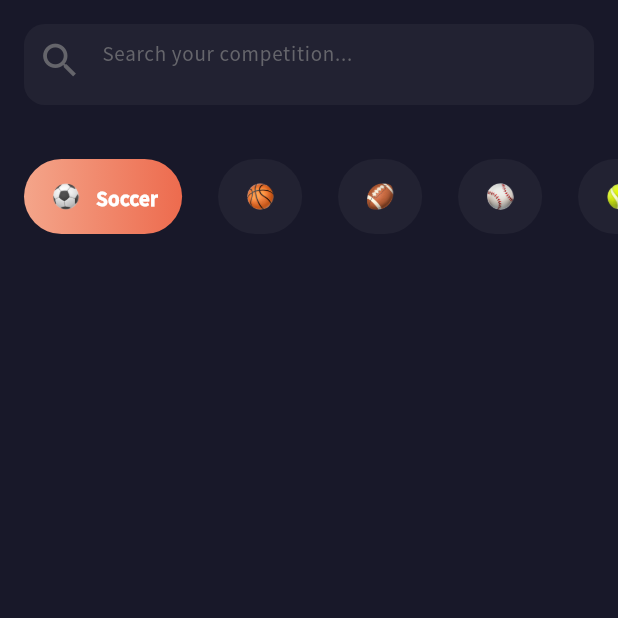
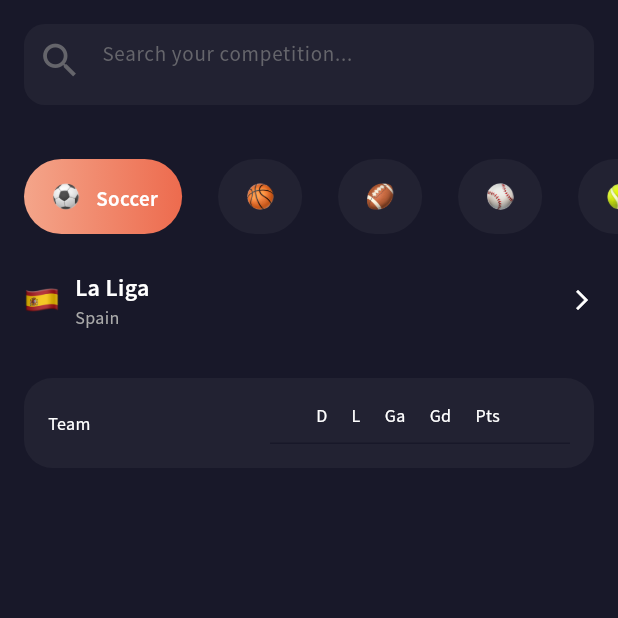
Before and after one commit to nameisjayant/oneScreenFlutter, a Flutter app: the screen it shows after launch, on a phone screen of 412 x 824 dp, the top half of it. Run offline on Flutter 3.47's test engine with Material 3 defaults, Android fonts, the phone set to English and light mode, and no system bars; our stand-ins replace flutter_svg.

Commit message:
feat(ui): stats added

```diff
--- a/lib/features/screens/match_score_app.dart
+++ b/lib/features/screens/match_score_app.dart
@@ -34,6 +34,7 @@
     SportModal(id: 5, title: 'Cricket', icon: ImagePath.cricket)
   ];
   int selectedIndex = 0;
+  final List<String> stats = ['D', 'L', 'Ga', 'Gd', 'Pts'];
 
   @override
   Widget build(BuildContext context) {
@@ -47,7 +48,11 @@
               setState(() {
                 selectedIndex = val;
               });
-            })
+            }),
+        spacerHeight(height: 24),
+        header(flag: ImagePath.spainFlag, title: 'La Liga', country: 'Spain'),
+        spacerHeight(height: 16),
+        statsSection()
       ],
     );
   }
@@ -101,7 +106,6 @@
     );
   }
 
-
   // sport selection Row
   Widget selectionRow(
       {required String title,
@@ -110,7 +114,7 @@
       required bool selected,
       required Function(int) onValueUpdate}) {
     return Padding(
-      padding: const EdgeInsets.only(right: 8.0,left: 16),
+      padding: const EdgeInsets.only(right: 8.0, left: 16),
       child: InkWell(
         onTap: () {
           onValueUpdate(index);
@@ -119,9 +123,6 @@
         splashColor: Colors.transparent,
         child: Container(
           decoration: BoxDecoration(
-              color: selected
-                  ? AppColors.matchTextField
-                  : AppColors.matchTextField,
               gradient: selected
                   ? const LinearGradient(colors: [
                       AppColors.matchLightOrange,
@@ -149,7 +150,7 @@
                       style: const TextStyle(
                           color: Colors.white,
                           fontSize: 14,
-                          fontWeight: FontWeight.w900,
+                          fontWeight: FontWeight.w700,
                           fontFamily: 'SourceSansPro'),
                     ),
                   )
@@ -158,6 +159,116 @@
           ),
         ),
       ),
+    );
+  }
+
+  Widget header(
+      {required String flag, required String title, required String country}) {
+    return Padding(
+      padding: const EdgeInsets.symmetric(horizontal: 16.0),
+      child: Row(
+        children: [
+          Row(
+            children: [
+              Image.asset(
+                flag,
+                height: 24,
+                width: 24,
+              ),
+              spacerWidth(),
+              Column(
+                crossAxisAlignment: CrossAxisAlignment.start,
+                children: [
+                  Text(
+                    title,
+                    style: const TextStyle(
+                        color: Colors.white,
+                        fontSize: 16,
+                        fontWeight: FontWeight.w700,
+                        fontFamily: 'SourceSansPro'),
+                  ),
+                  Text(
+                    country,
+                    style: const TextStyle(
+                        color: AppColors.matchGray,
+                        fontSize: 12,
+                        fontWeight: FontWeight.normal,
+                        fontFamily: 'SourceSansPro'),
+                  )
+                ],
+              )
+            ],
+          ),
+          const Spacer(),
+          const Icon(
+            Icons.arrow_forward_ios,
+            color: Colors.white,
+            size: 16,
+          )
+        ],
+      ),
+    );
+  }
+
+  // Stats Section
+  Widget statsSection(){
+   return Padding(
+     padding: const EdgeInsets.all(16.0),
+     child: Container(
+        decoration: BoxDecoration(
+          color: AppColors.matchTextField,
+          borderRadius: BorderRadius.circular(19)
+        ),
+       child: Padding(
+         padding: const EdgeInsets.all(16),
+         child: statsRow(),
+       ),
+      ),
+   );
+  }
+
+
+  // stats row
+  Widget statsRow() {
+    return Row(
+      mainAxisAlignment: MainAxisAlignment.center,
+      children: [
+        const Text(
+          "Team",
+          style: TextStyle(
+              color: Colors.white,
+              fontSize: 12,
+              fontWeight: FontWeight.normal,
+              fontFamily: 'SourceSansPro'),
+        ),
+        const Spacer(),
+        Column(
+          children: [
+            Row(
+              children: [
+                for (int i = 0; i < stats.length; i++)
+                  Padding(
+                    padding: const EdgeInsets.only(right: 16.0),
+                    child: Text(
+                      stats[i],
+                      style: const TextStyle(
+                          color: Colors.white,
+                          fontSize: 12,
+                          fontWeight: FontWeight.normal,
+                          fontFamily: 'SourceSansPro'),
+                    ),
+                  )
+              ],
+            ),
+            spacerHeight(),
+            Container(
+              width: 200,
+              height: 1,
+              color: AppColors.matchBg,
+            )
+          ],
+        )
+      ],
     );
   }
 }
--- a/lib/ui/colors.dart
+++ b/lib/ui/colors.dart
@@ -1,12 +1,11 @@
-
 import 'package:flutter/material.dart';
 
 class AppColors {
-
   // live match score app colors
   static const Color matchBg = Color(0XFF181829);
   static const Color matchDarkGray = Color(0XFF65656B);
   static const Color matchTextField = Color(0XFF222232);
   static const Color matchLightOrange = Color(0XFFF4A58A);
   static const Color matchOrange = Color(0XFFED6B4E);
+  static const Color matchGray = Color(0XFFAAAAAA);
 }
--- a/lib/utils/image_path.dart
+++ b/lib/utils/image_path.dart
@@ -5,4 +5,13 @@
   static const String cricket = "assets/images/cricket.png";
   static const String rubgy = "assets/images/rubgy.png";
   static const String soccer = "assets/images/soccer.png";
+  static const String spainFlag = "assets/images/spain_flag.png";
+  static const String atletico = "assets/images/atletico.png";
+  static const String barcelona = "assets/images/barcelona.png";
+  static const String england = " assets/images/england.png";
+  static const String leicester = "assets/images/leicester_city.png";
+  static const String liverpool = "assets/images/liverpool.png";
+  static const String man_city = "assets/images/man_city.png";
+  static const String realmadrid = "assets/images/realmadrid.png";
+  static const String villareal = "assets/images/Villareal.png";
 }
```
Also changed, not shown: pubspec.yaml (+9 -0 lines), assets/images/Villareal.png (added), assets/images/atletico.png (added), assets/images/barcelona.png (added), assets/images/england.png (added), assets/images/leicester_city.png (added), assets/images/liverpool.png (added), assets/images/man_city.png (added), assets/images/realmadrid.png (added), assets/images/spain_flag.png (added), 43 other files.
